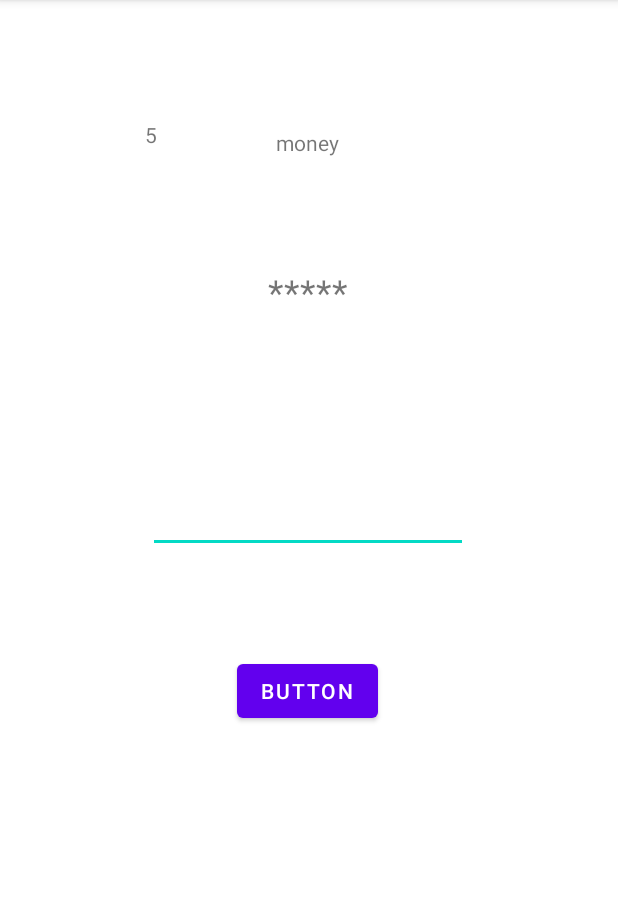
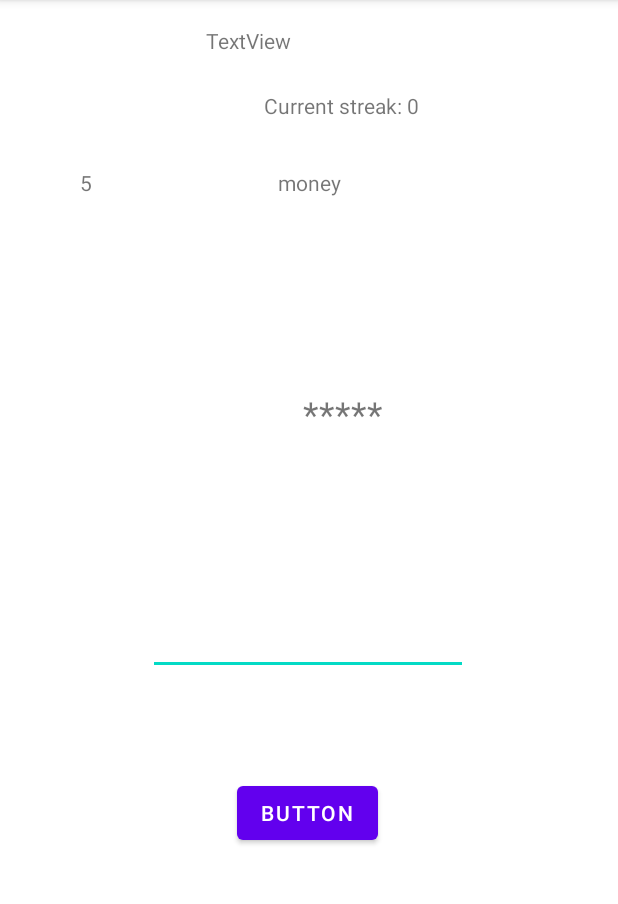
Before and after one commit to iwanmitowski/HangamanWords, an Android app: the GameActivity screen opened directly, with no data from a screen before it, on a phone screen of 412 x 824 dp, the part 84-988 px from its top. Run offline under Robolectric (Android 15) with nearby library versions, the phone set to English and light mode, and no system bars; 1 statement that could not run was skipped.

Commit message:
Visualizing users current and longest winstreak

```diff
--- a/src/app/src/main/java/com/example/hangmanwords/GameActivity.java
+++ b/src/app/src/main/java/com/example/hangmanwords/GameActivity.java
@@ -19,6 +19,8 @@ public class GameActivity extends AppCompatActivity{
     EditText userGuess;
     Button guess;
     TextView tvLives;
+    TextView tvCurrentStreak;
+    TextView tvBestStreak;
 
     String[] words1 = {
         "horse", "bread", "apple", "food", "doost",
@@ -38,6 +40,7 @@ public class GameActivity extends AppCompatActivity{
 
     int difficulty = 0;
     int lives = 0;
+    int streak = 0;
 
     String currentWord;
     String placeHolder;
@@ -47,7 +50,6 @@ public class GameActivity extends AppCompatActivity{
     StringBuilder incorrectGuessedLetters;
     User currentUser;
 
-    //tv with current winstreak
     //after hung show gif and retry button
     //write in db if current streak > the streak in db after hung
 
@@ -67,6 +69,10 @@ public class GameActivity extends AppCompatActivity{
         guess = findViewById(R.id.btnGuess);
         tvLives = findViewById(R.id.tvLives);
         incorrectGuessedLetters = new StringBuilder();
+        tvCurrentStreak = findViewById(R.id.tvCurrentStreak);
+        tvCurrentStreak.setText("Current streak: " + streak);
+        tvBestStreak = findViewById(R.id.tvBestStreak);
+        tvBestStreak.setText(currentUser.username + ", your longest winning streak is: " + currentUser.winstreak);
 
         generateWord();
 
@@ -176,6 +182,8 @@ public class GameActivity extends AppCompatActivity{
             difficulty++;
             generateWord();
             isGuessed = true;
+            streak++;
+            tvCurrentStreak.setText("Current streak: " + streak);
         }
     }
 
--- a/src/app/src/main/res/layout/activity_game.xml
+++ b/src/app/src/main/res/layout/activity_game.xml
@@ -10,10 +10,8 @@
         android:id="@+id/tvHint"
         android:layout_width="wrap_content"
         android:layout_height="wrap_content"
-        android:layout_marginStart="182dp"
-        android:layout_marginTop="85dp"
-        android:layout_marginEnd="184dp"
-        android:text="DEBUG"
+        android:layout_marginTop="112dp"
+        android:text="Used letters: "
         app:layout_constraintEnd_toEndOf="parent"
         app:layout_constraintStart_toStartOf="parent"
         app:layout_constraintTop_toTopOf="parent" />
@@ -22,12 +20,13 @@
         android:id="@+id/tvCurrentWord"
         android:layout_width="wrap_content"
         android:layout_height="wrap_content"
-        android:layout_marginStart="176dp"
-        android:layout_marginTop="73dp"
-        android:layout_marginEnd="177dp"
+        android:layout_marginTop="128dp"
+        android:layout_marginBottom="111dp"
         android:text="TextView"
         android:textSize="24sp"
+        app:layout_constraintBottom_toTopOf="@+id/etUserGuess"
         app:layout_constraintEnd_toEndOf="parent"
+        app:layout_constraintHorizontal_bias="0.564"
         app:layout_constraintStart_toStartOf="parent"
         app:layout_constraintTop_toBottomOf="@+id/tvHint" />
 
@@ -60,8 +59,28 @@
         android:id="@+id/tvLives"
         android:layout_width="wrap_content"
         android:layout_height="wrap_content"
-        android:layout_marginTop="80dp"
-        android:layout_marginEnd="79dp"
+        android:layout_marginTop="112dp"
+        android:layout_marginEnd="124dp"
         app:layout_constraintEnd_toStartOf="@+id/tvHint"
         app:layout_constraintTop_toTopOf="parent" />
+
+    <TextView
+        android:id="@+id/tvCurrentStreak"
+        android:layout_width="wrap_content"
+        android:layout_height="wrap_content"
+        android:layout_marginStart="176dp"
+        android:layout_marginBottom="32dp"
+        android:text="TextView"
+        app:layout_constraintBottom_toTopOf="@+id/tvHint"
+        app:layout_constraintStart_toStartOf="parent" />
+
+    <TextView
+        android:id="@+id/tvBestStreak"
+        android:layout_width="wrap_content"
+        android:layout_height="wrap_content"
+        android:layout_marginStart="137dp"
+        android:layout_marginBottom="24dp"
+        android:text="TextView"
+        app:layout_constraintBottom_toTopOf="@+id/tvCurrentStreak"
+        app:layout_constraintStart_toStartOf="parent" />
 </androidx.constraintlayout.widget.ConstraintLayout>
```
